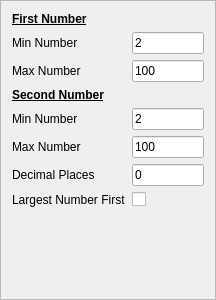
This is divisionconfigframe.ui in RealGrep/QMentat as Qt 5 draws it before an edit. The edited form follows.
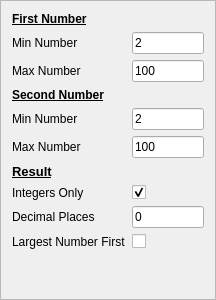
This is the edited form.

Commit message: * Powers module now works. * Changed config frames that allow setting something for the result number   to have a section for "Result". Contains the setting for the number of   decimal places expected in the answer, and when appropriate (division and   root), a setting for "Integers Only" in the result. * Some work in BigFixedPoint to support fixing up the roots module.

What changed in the file:
```diff
--- a/divisionconfigframe.ui
+++ b/divisionconfigframe.ui
@@ -151,30 +151,58 @@
        </property>
       </widget>
      </item>
-     <item row="8" column="0">
-      <widget class="QLabel" name="largestNumberFirstLabel">
-       <property name="text">
-        <string>Largest Number First</string>
-       </property>
-      </widget>
-     </item>
-     <item row="8" column="1">
-      <widget class="QCheckBox" name="largestNumberFirstCheckBox"/>
-     </item>
      <item row="7" column="0">
+      <widget class="QLabel" name="resultLabel">
+       <property name="text">
+        <string>&lt;!DOCTYPE HTML PUBLIC &quot;-//W3C//DTD HTML 4.0//EN&quot; &quot;http://www.w3.org/TR/REC-html40/strict.dtd&quot;&gt;
+&lt;html&gt;&lt;head&gt;&lt;meta name=&quot;qrichtext&quot; content=&quot;1&quot; /&gt;&lt;style type=&quot;text/css&quot;&gt;
+p, li { white-space: pre-wrap; }
+&lt;/style&gt;&lt;/head&gt;&lt;body style=&quot; font-family:'Sans'; font-size:10pt; font-weight:400; font-style:normal;&quot;&gt;
+&lt;table style=&quot;-qt-table-type: root; margin-top:4px; margin-bottom:4px; margin-left:4px; margin-right:4px;&quot;&gt;
+&lt;tr&gt;
+&lt;td style=&quot;border: none;&quot;&gt;
+&lt;p style=&quot; margin-top:0px; margin-bottom:0px; margin-left:0px; margin-right:0px; -qt-block-indent:0; text-indent:0px;&quot;&gt;&lt;span style=&quot; font-weight:600; text-decoration: underline;&quot;&gt;Result&lt;/span&gt;&lt;/p&gt;&lt;/td&gt;&lt;/tr&gt;&lt;/table&gt;&lt;/body&gt;&lt;/html&gt;</string>
+       </property>
+      </widget>
+     </item>
+     <item row="9" column="0">
       <widget class="QLabel" name="decimalPlacesLabel">
        <property name="text">
         <string>Decimal Places</string>
        </property>
       </widget>
      </item>
-     <item row="7" column="1">
+     <item row="9" column="1">
       <widget class="QLineEdit" name="decimalPlacesLineEdit">
        <property name="text">
         <string notr="true">0</string>
        </property>
       </widget>
      </item>
+     <item row="10" column="0">
+      <widget class="QLabel" name="largestNumberFirstLabel">
+       <property name="text">
+        <string>Largest Number First</string>
+       </property>
+      </widget>
+     </item>
+     <item row="10" column="1">
+      <widget class="QCheckBox" name="largestNumberFirstCheckBox"/>
+     </item>
+     <item row="8" column="0">
+      <widget class="QLabel" name="integerResultLabel">
+       <property name="text">
+        <string>Integers Only</string>
+       </property>
+      </widget>
+     </item>
+     <item row="8" column="1">
+      <widget class="QCheckBox" name="integerResultCheckBox">
+       <property name="checked">
+        <bool>true</bool>
+       </property>
+      </widget>
+     </item>
     </layout>
    </item>
   </layout>
```
The commit also changes 14 other files.
